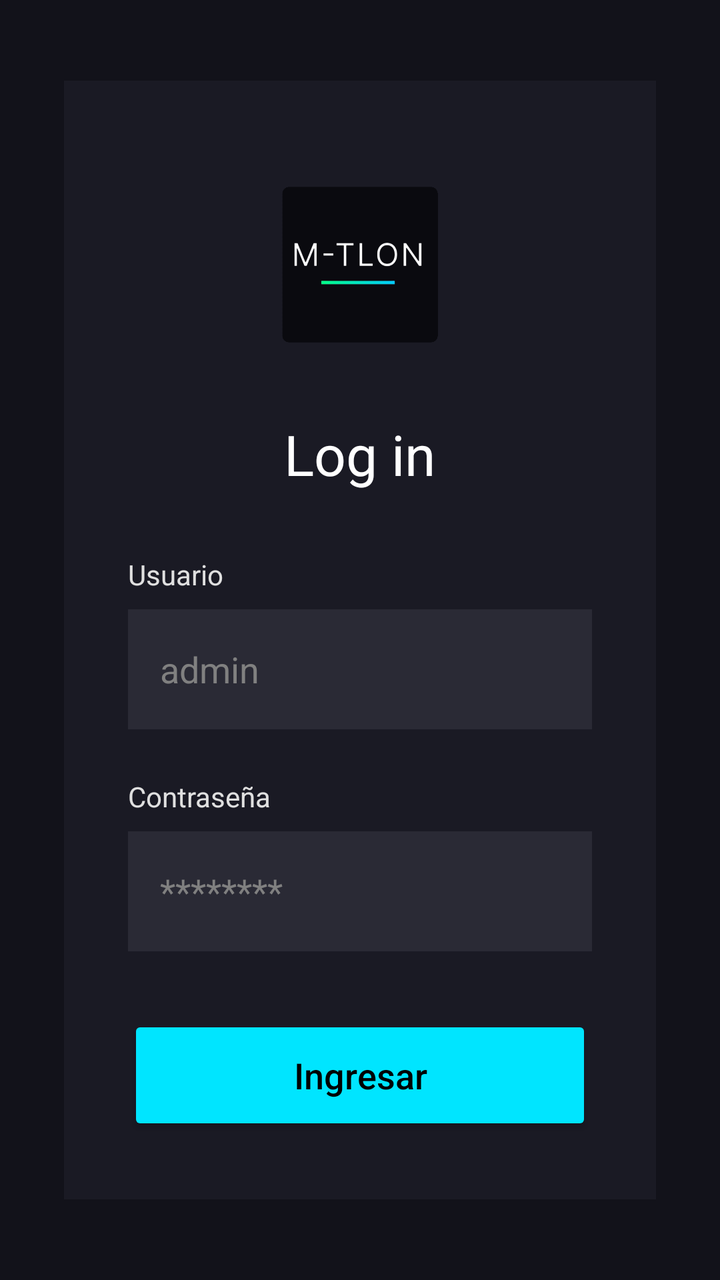
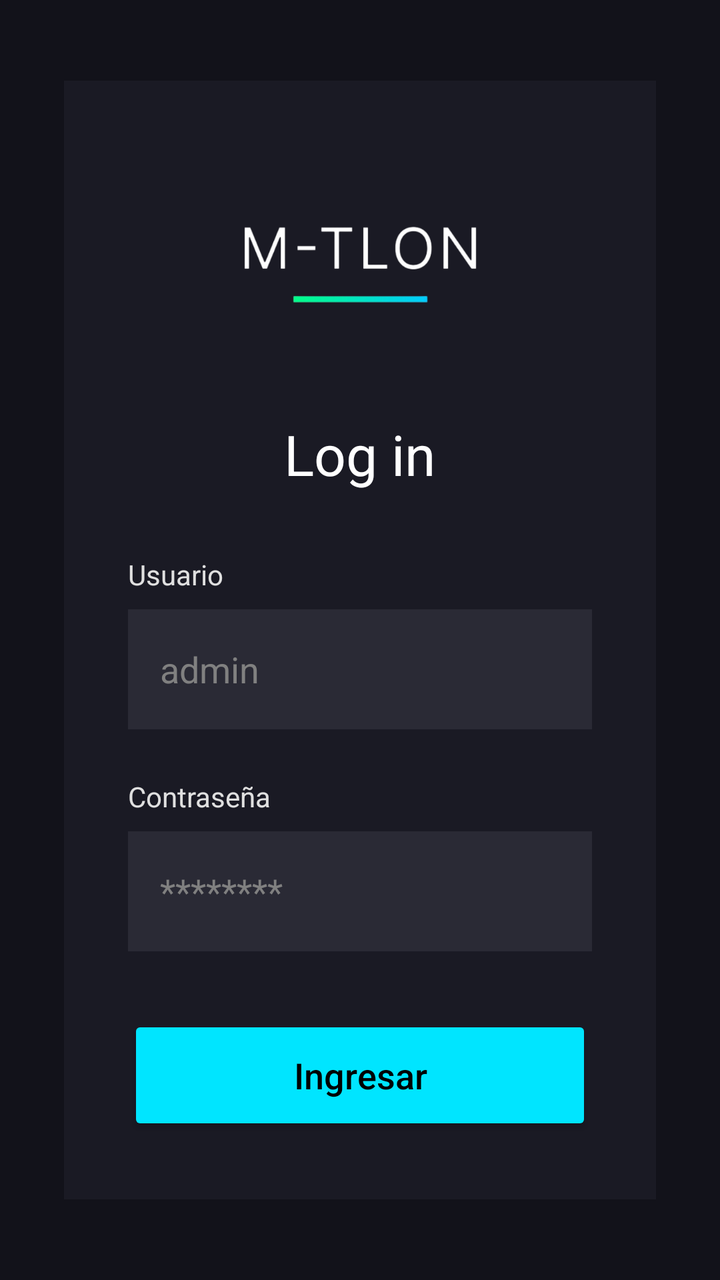

Before-and-after screenshots of an Android layout around one commit, followed by the original layout XML and the change that was made.
<!-- AndroidManifest.xml: application theme Theme.triada_DAM_MTlon -->
<!-- res/layout/activity_main.xml -->
<?xml version="1.0" encoding="utf-8"?>
<androidx.constraintlayout.widget.ConstraintLayout
    xmlns:android="http://schemas.android.com/apk/res/android"
    xmlns:app="http://schemas.android.com/apk/res-auto"
    xmlns:tools="http://schemas.android.com/tools"
    android:layout_width="match_parent"
    android:layout_height="match_parent"
    android:background="#12121A">

    <LinearLayout
        android:layout_width="match_parent"
        android:layout_height="wrap_content"
        android:orientation="vertical"
        android:background="#1A1A24"
        android:padding="32dp"
        android:layout_margin="32dp"
        app:layout_constraintTop_toTopOf="parent"
        app:layout_constraintBottom_toBottomOf="parent"
        app:layout_constraintStart_toStartOf="parent"
        app:layout_constraintEnd_toEndOf="parent">

        <ImageView
            android:layout_width="120dp"
            android:layout_height="120dp"
            android:layout_gravity="center"
            android:src="@drawable/logo_app"
            android:layout_marginBottom="16dp"
            android:contentDescription="Logo M-TLON"
            tools:ignore="HardcodedText" />

        <TextView
            android:id="@+id/tvLogin"
            android:layout_width="wrap_content"
            android:layout_height="wrap_content"
            android:text="Log in"
            android:textColor="#FFFFFF"
            android:textSize="28sp"
            android:layout_gravity="center"
            android:layout_marginBottom="32dp"
            tools:ignore="HardcodedText" />

        <TextView
            android:id="@+id/lblUsuario"
            android:layout_width="wrap_content"
            android:layout_height="wrap_content"
            android:text="Usuario"
            android:textColor="#E0E0E0"
            android:layout_marginBottom="8dp"
            tools:ignore="HardcodedText" />

        <EditText
            android:id="@+id/etUsuario"
            android:layout_width="match_parent"
            android:layout_height="60dp"
            android:hint="admin"
            android:importantForAutofill="no"
            android:textColorHint="#808080"
            android:textColor="#FFFFFF"
            android:padding="16dp"
            android:background="#2A2A35"
            android:inputType="text"
            android:layout_marginBottom="24dp"
            tools:ignore="HardcodedText" />

        <TextView
            android:id="@+id/lblContrasena"
            android:layout_width="wrap_content"
            android:layout_height="wrap_content"
            android:text="Contraseña"
            android:textColor="#E0E0E0"
            android:layout_marginBottom="8dp"
            tools:ignore="HardcodedText" />

        <EditText
            android:id="@+id/etContrasena"
            android:layout_width="match_parent"
            android:layout_height="60dp"
            android:hint="********"
            android:inputType="textPassword"
            android:textColorHint="#808080"
            android:textColor="#FFFFFF"
            android:padding="16dp"
            android:background="#2A2A35"
            android:layout_marginBottom="32dp"
            tools:ignore="Autofill,HardcodedText" />

        <Button
            android:id="@+id/btnIngresar"
            android:layout_width="match_parent"
            android:layout_height="60dp"
            android:text="Ingresar"
            android:textAllCaps="false"
            android:textSize="18sp"
            android:backgroundTint="#00E5FF"
            android:textColor="#000000"
            tools:ignore="HardcodedText" />

    </LinearLayout>

</androidx.constraintlayout.widget.ConstraintLayout>
<!-- resources referenced by this layout -->
<resources>
  <!-- drawable logo_app: png bitmap (drawable, 60220 bytes) -->
  <style name="Theme.triada_DAM_MTlon" parent="Base.Theme.triada_DAM_MTlon" />
  <style name="Base.Theme.triada_DAM_MTlon" parent="Theme.Material3.DayNight.NoActionBar">
          
          
      </style>
</resources>

<!-- the commit's change to res/layout/activity_main.xml (unified diff, before → after) -->
@@ -23,7 +23,7 @@
             android:layout_width="120dp"
             android:layout_height="120dp"
             android:layout_gravity="center"
-            android:src="@drawable/logo_app"
+            android:src="@drawable/logo_mtlon"
             android:layout_marginBottom="16dp"
             android:contentDescription="Logo M-TLON"
             tools:ignore="HardcodedText" />
<!-- resource entries referenced after the edit -->
@@ -1,6 +1,6 @@
 <!-- resources referenced by this layout -->
 <resources>
-  <!-- drawable logo_app: png bitmap (drawable, 60220 bytes) -->
+  <!-- drawable logo_mtlon: png bitmap (drawable, 36912 bytes) -->
   <style name="Theme.triada_DAM_MTlon" parent="Base.Theme.triada_DAM_MTlon" />
   <style name="Base.Theme.triada_DAM_MTlon" parent="Theme.Material3.DayNight.NoActionBar">
           
